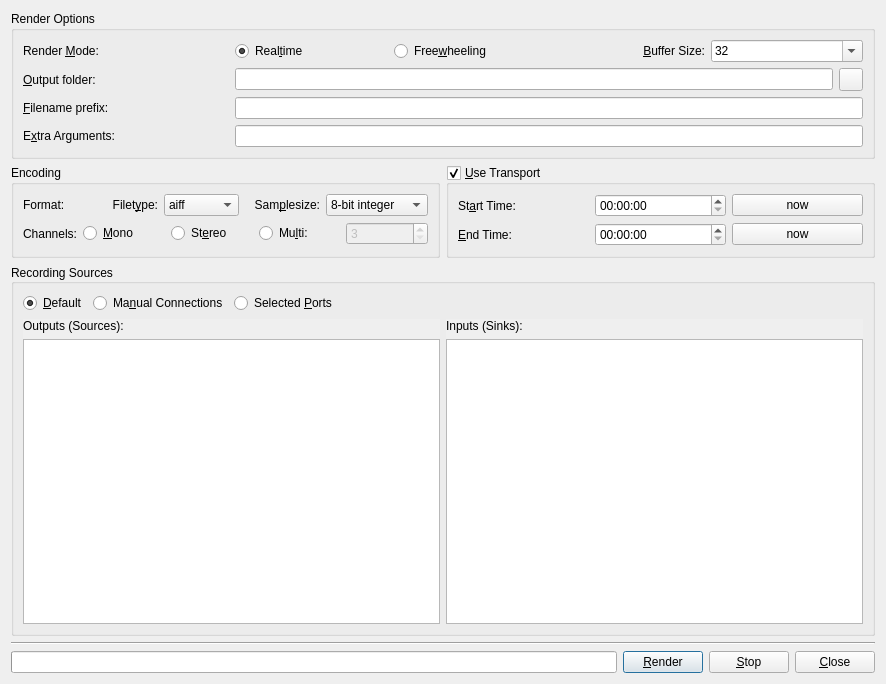
Old version of the form resources/ui/mainwindow.ui in the repository SpotlightKid/qjackcapture.
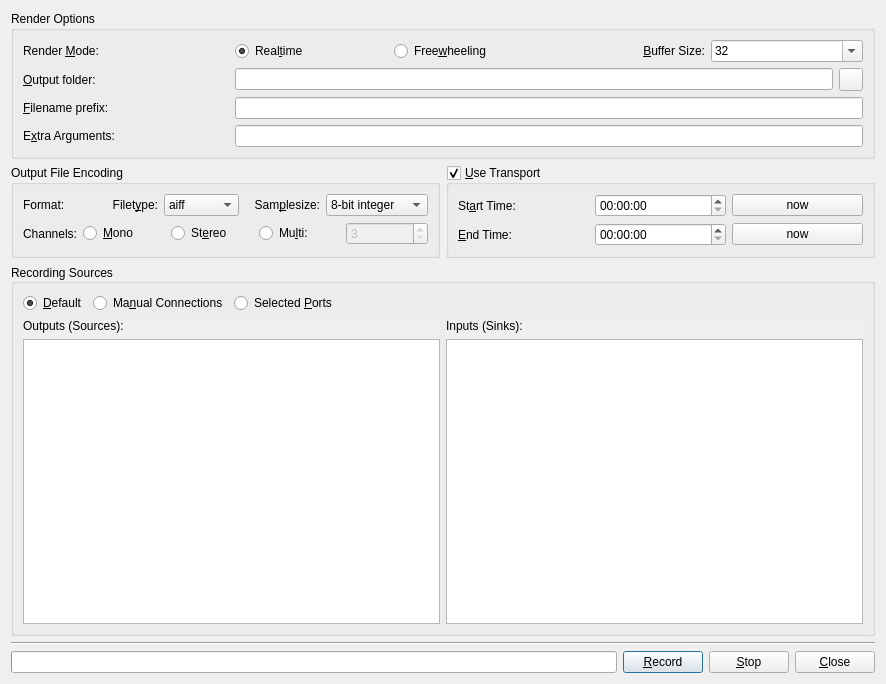
New version of the form. Icons and pictures are not drawn.

Commit message: fix: improve UI labels and help texts

The edit to the form file:
```diff
--- a/resources/ui/mainwindow.ui
+++ b/resources/ui/mainwindow.ui
@@ -24,7 +24,7 @@
    <item row="1" column="0">
     <widget class="QGroupBox" name="group_encoding">
      <property name="title">
-      <string>Encoding</string>
+      <string>Output File Encoding</string>
      </property>
      <layout class="QGridLayout" name="grid_encoding">
       <item row="0" column="0">
@@ -205,7 +205,7 @@
      <item>
       <widget class="QPushButton" name="b_render">
        <property name="text">
-        <string>&amp;Render</string>
+        <string>&amp;Record</string>
        </property>
        <property name="icon">
         <iconset resource="../resources.qrc">
```
Left out of the diff: 2 changed lines with no effect on the pictures.
